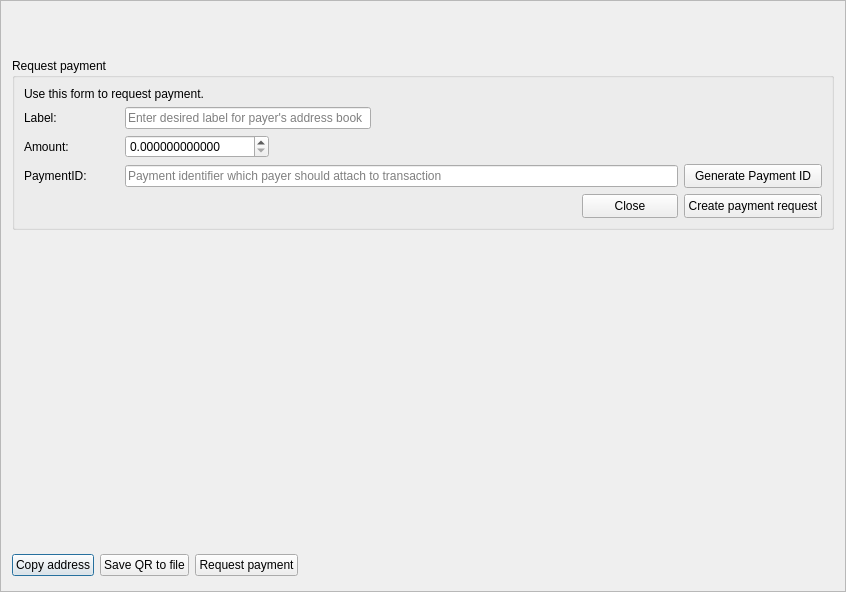
First picture: the form in src/gui/ui/receiveframe.ui, repository qwertycoin-org/qwertycoin-gui, before the edit.
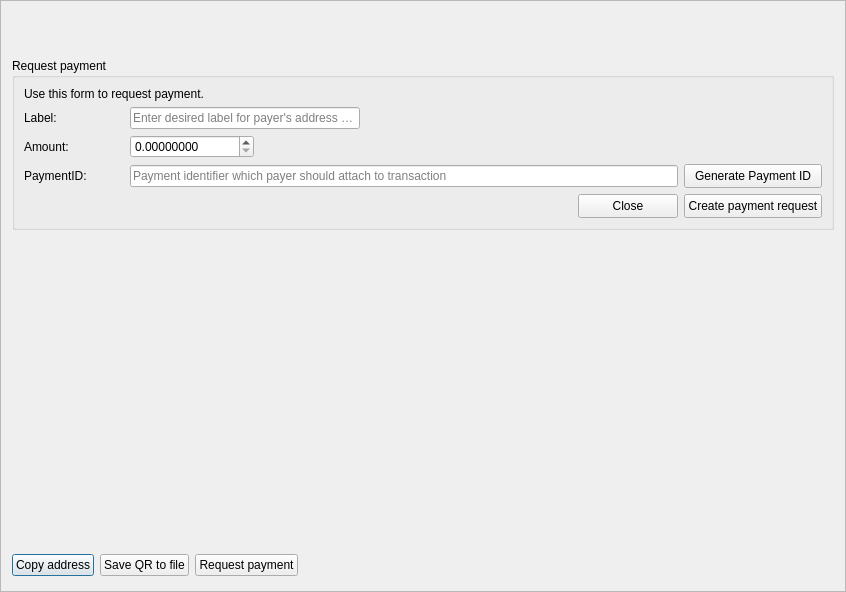
Second picture: the form after the edit. Icons and pictures are not drawn. Custom widgets are drawn as their Qt base class.

The edit to the form file:
```diff
--- a/src/gui/ui/receiveframe.ui
+++ b/src/gui/ui/receiveframe.ui
@@ -172,19 +172,19 @@
             <string/>
            </property>
            <property name="decimals">
-            <number>12</number>
+            <number>8</number>
            </property>
            <property name="minimum">
-            <double>0.000000000000000</double>
+            <double>0.00000000</double>
            </property>
            <property name="maximum">
-            <double>999999999999999.000000000000000</double>
+            <double>999999999999999.00000000</double>
            </property>
            <property name="singleStep">
             <double>1.000000000000000</double>
            </property>
            <property name="value">
-            <double>0.000000000000000</double>
+            <double>0.00000000</double>
            </property>
           </widget>
          </item>
```
Left out of the diff: 2 changed lines with no effect on the pictures.
